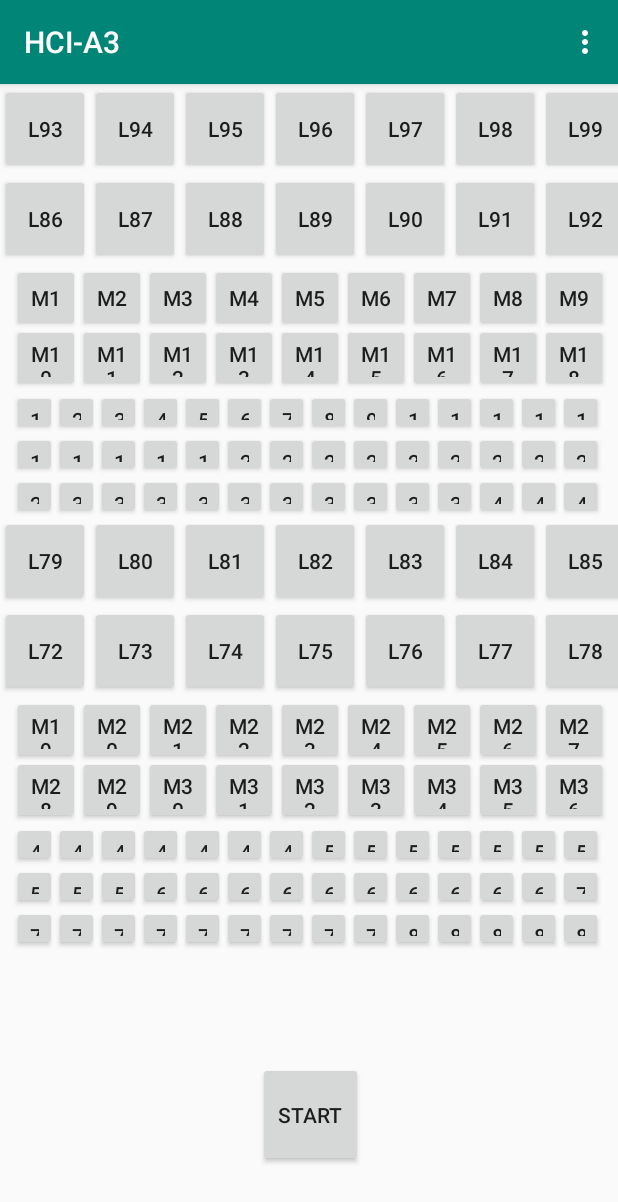
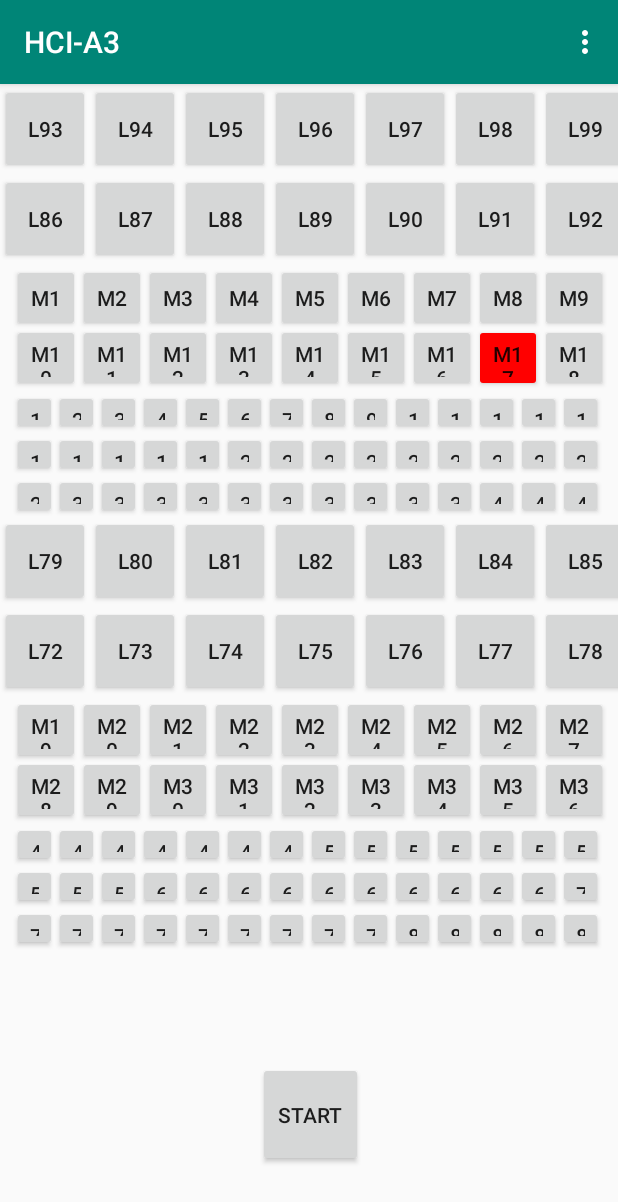
Before and after one commit to JaivirBali/HCIA3, an Android app: the screen it shows after launch (MainActivity), in the options menu, after a tap on "Default Mode", on a phone screen of 412 x 824 dp. Shown: the top 1202 px of the screen. Run offline under Robolectric (Android 15) with nearby library versions, the phone set to English and light mode, and no system bars.

```diff
--- a/app/src/main/java/com/example/hci_a3/MainActivity.java
+++ b/app/src/main/java/com/example/hci_a3/MainActivity.java
@@ -4,12 +4,13 @@ import android.app.Dialog;
 import android.support.v7.app.AppCompatActivity;
 import android.os.Bundle;
 import android.view.Menu;
+import android.view.View;
 import android.view.MenuInflater;
 import android.view.MenuItem;
 import android.widget.Button;
-import android.widget.TextView;
 import android.graphics.*;
-import java.math.*;
+import java.util.Calendar;
+import java.util.Date;
 import java.util.Random;
 
 import java.util.ArrayList;
@@ -24,6 +25,7 @@ public class MainActivity extends AppCompatActivity {
     private int smallTrials = 0;
     private int mediumTrials = 0;
     private int largeTrials = 0;
+    private Date trialStartTime;
     private DialogHandler dialogHandler;
 
     public int getSmallTrials(){
@@ -430,6 +432,13 @@ public class MainActivity extends AppCompatActivity {
         start();
     }
 
+    public void startTrial(View view){
+        //record start time
+        trialStartTime = Calendar.getInstance().getTime();
+        setRandomActiveButton();
+        System.out.println(trialStartTime);
+    }
+
     @Override
     protected Dialog onCreateDialog(int id) {
         Dialog dialog = dialogHandler.onCreateDialog(id);
--- a/app/src/main/res/layout/activity_buttons.xml
+++ b/app/src/main/res/layout/activity_buttons.xml
@@ -1619,6 +1619,7 @@
         android:layout_marginStart="172dp"
         android:layout_marginTop="652dp"
         android:text="Start"
+        android:onClick="startTrial"
         app:layout_constraintStart_toStartOf="parent"
         app:layout_constraintTop_toTopOf="parent" />
 </android.support.constraint.ConstraintLayout>
```
